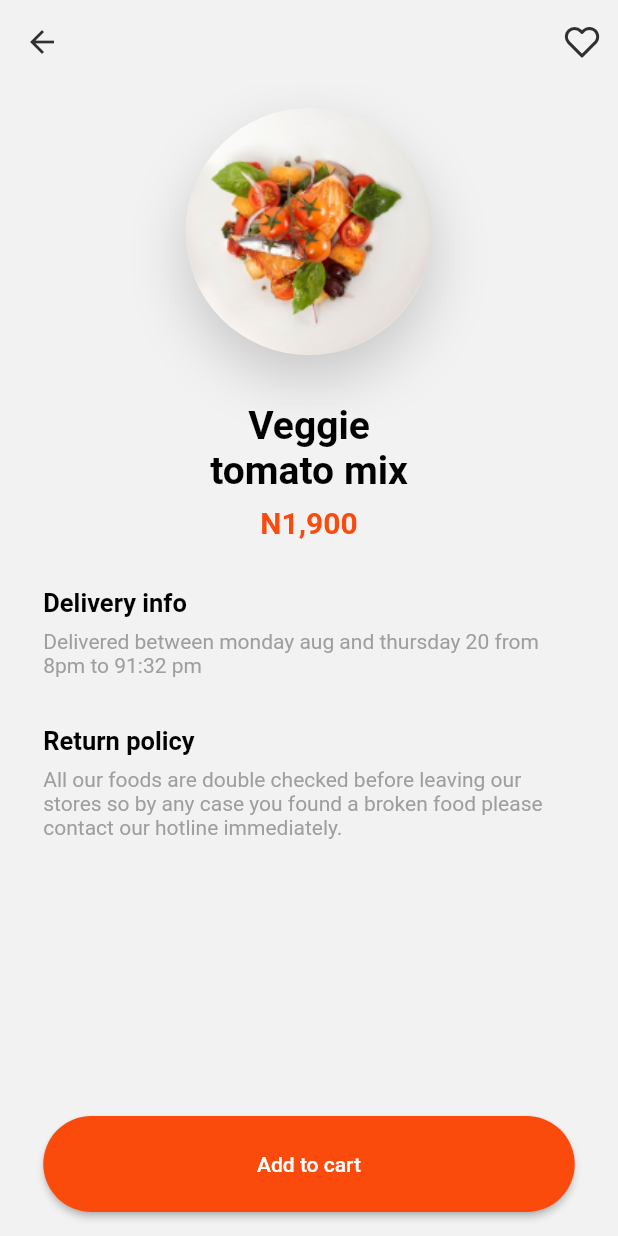
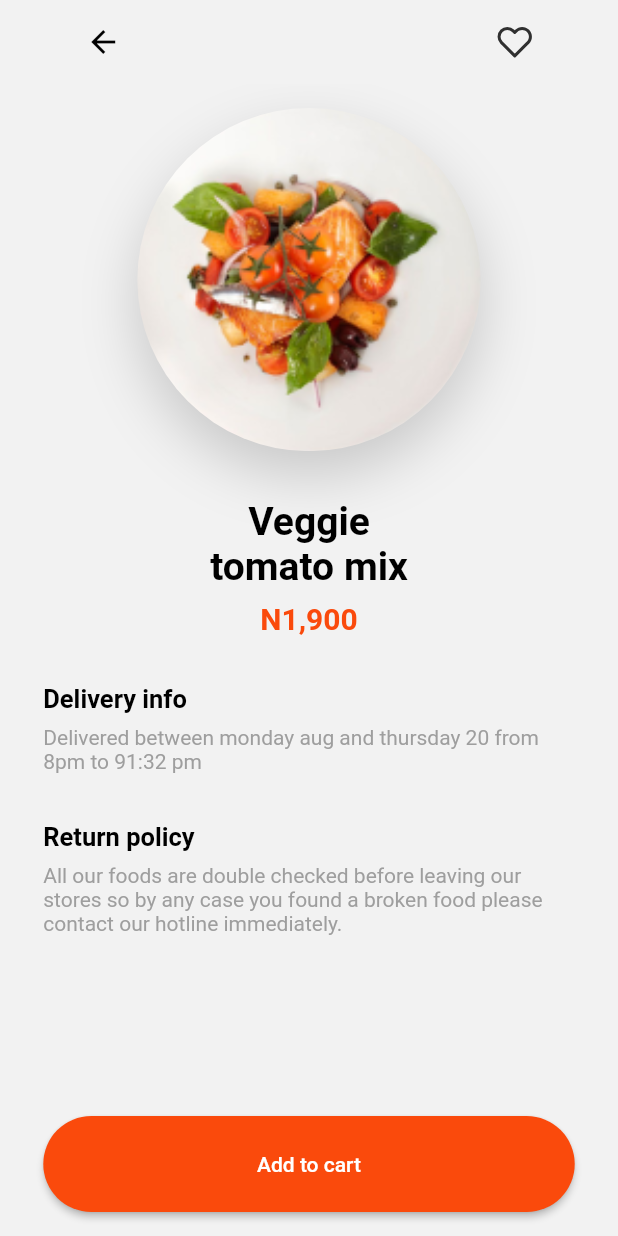
Before and after one commit to heorhiikanir/food_delivery, a Flutter app: the ItemDetailsScreen screen opened directly with sample values from the repository, on a phone screen of 412 x 824 dp. Run offline on Flutter 3.47's test engine with Material 2 defaults, Android fonts, the phone set to English and light mode, and no system bars; our stand-ins replace flutter_svg; missing offline and left inert: dart:ffi; Roboto replaces fonts that are missing (SF).

Commit message:
change item img size in ItemDetailsScreen

```diff
--- a/lib/screens/item_details/ItemDetails.dart
+++ b/lib/screens/item_details/ItemDetails.dart
@@ -15,12 +15,7 @@ class ItemDetailsScreen extends StatelessWidget {
 
     return Scaffold(
       backgroundColor: SolidColors.backgroundScreens,
-      appBar: AppBar(
-        iconTheme: IconThemeData(color: Colors.black.withOpacity(0.8)),
-        actions: [
-          IconButton(onPressed: (){}, icon: SvgPicture.asset('assets/icons/heart.svg',color: Colors.black.withOpacity(0.8) ,))
-        ],
-      ),
+      appBar: buildAppBar(bodyMargin,context),
       body: Padding(
         padding: EdgeInsets.symmetric(horizontal: bodyMargin),
         child: Column(
@@ -31,8 +26,8 @@ class ItemDetailsScreen extends StatelessWidget {
               child: Hero(
                 tag: item.name,
                 child: Container(
-                  width: size.width/2.5,
-                  height: size.width/2.5,
+                  width: size.width/1.8,
+                  height: size.width/1.8,
                   decoration: BoxDecoration(
                       shape: BoxShape.circle,
                       image: DecorationImage(
@@ -60,7 +55,7 @@ class ItemDetailsScreen extends StatelessWidget {
             Center(child: Text(item.price,style: Theme.of(context).textTheme.bodyText1?.copyWith(fontSize: 20,color: SolidColors.primaryColor))),
             const SizedBox(height: 32,),
             SizedBox(
-              height: size.height/3,
+              height: size.height/3.5,
               child: SingleChildScrollView(
                 physics: const BouncingScrollPhysics(),
                 child: Column(
@@ -96,4 +91,24 @@ class ItemDetailsScreen extends StatelessWidget {
       ),
     );
   }
+
+  AppBar buildAppBar(double bodyMargin,BuildContext context) {
+    return AppBar(
+      iconTheme: IconThemeData(color: Colors.black.withOpacity(0.8)),
+      automaticallyImplyLeading: false,
+      title: Padding(
+        padding: EdgeInsets.symmetric(horizontal: bodyMargin),
+        child: Row(
+          mainAxisAlignment: MainAxisAlignment.spaceBetween,
+          children: [
+            IconButton(onPressed: (){
+              Navigator.pop(context);
+            }, icon: const Icon(Icons.arrow_back,color: Colors.black,)),
+            IconButton(onPressed: (){},
+                icon: SvgPicture.asset('assets/icons/heart.svg',color: Colors.black.withOpacity(0.8) ,)),
+          ],
+        ),
+      ),
+    );
+  }
 }
```
